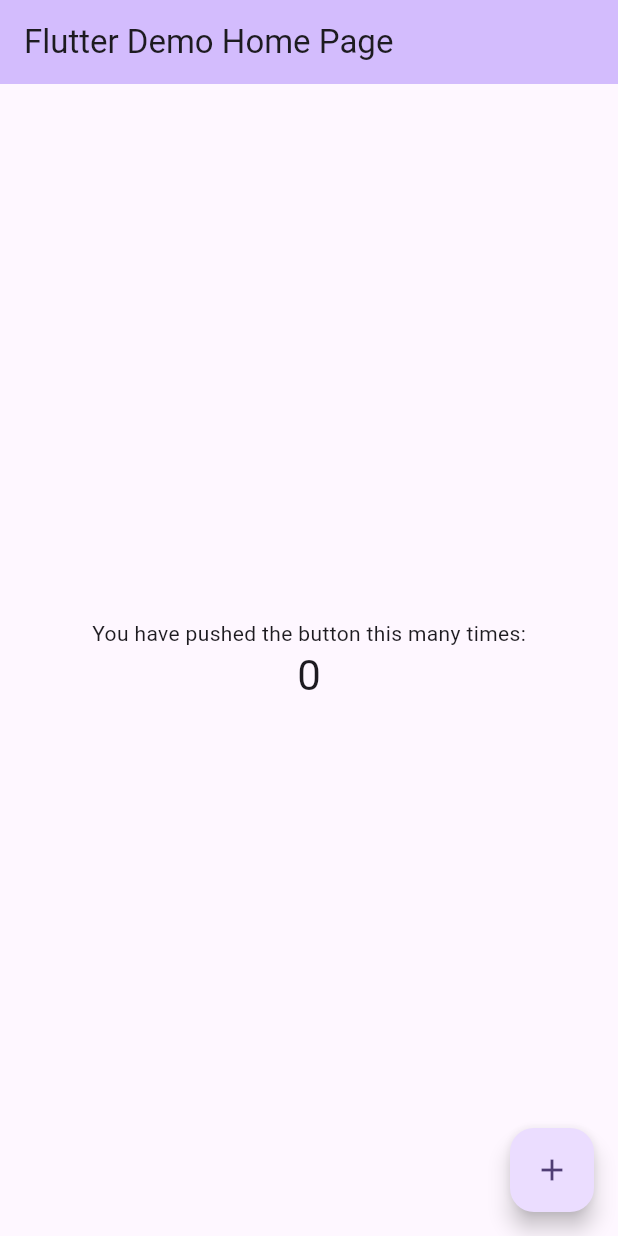
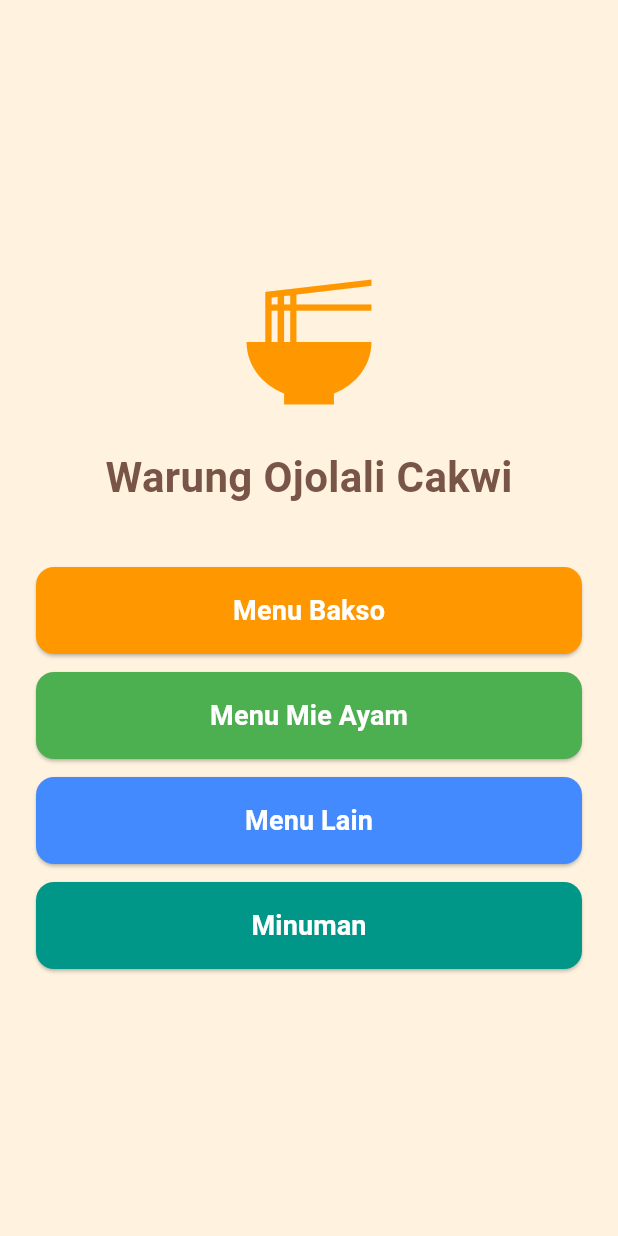
Before and after one commit to mnabilfs/warung_cakwi, a Flutter app: the screen it shows after launch, on a phone screen of 412 x 824 dp. Run offline on Flutter 3.47's test engine with Material 3 defaults, Android fonts, the light colour scheme and no system bars.

Commit message:
add structure project

```diff
--- a/lib/main.dart
+++ b/lib/main.dart
@@ -1,122 +1,23 @@
 import 'package:flutter/material.dart';
+import 'package:gerai_bakso/pages/landing_page.dart';
 
 void main() {
-  runApp(const MyApp());
+  runApp(const BaksoApp());
 }
 
-class MyApp extends StatelessWidget {
-  const MyApp({super.key});
+class BaksoApp extends StatelessWidget {
+  const BaksoApp({super.key});
 
-  // This widget is the root of your application.
   @override
   Widget build(BuildContext context) {
     return MaterialApp(
-      title: 'Flutter Demo',
+      title: 'Warung Ojalali Cakwi',
+      debugShowCheckedModeBanner: false,
       theme: ThemeData(
-        // This is the theme of your application.
-        //
-        // TRY THIS: Try running your application with "flutter run". You'll see
-        // the application has a purple toolbar. Then, without quitting the app,
-        // try changing the seedColor in the colorScheme below to Colors.green
-        // and then invoke "hot reload" (save your changes or press the "hot
-        // reload" button in a Flutter-supported IDE, or press "r" if you used
-        // the command line to start the app).
-        //
-        // Notice that the counter didn't reset back to zero; the application
-        // state is not lost during the reload. To reset the state, use hot
-        // restart instead.
-        //
-        // This works for code too, not just values: Most code changes can be
-        // tested with just a hot reload.
-        colorScheme: ColorScheme.fromSeed(seedColor: Colors.deepPurple),
+        primarySwatch: Colors.deepOrange,
+        useMaterial3: true,
       ),
-      home: const MyHomePage(title: 'Flutter Demo Home Page'),
+       home: const LandingPage(),
     );
   }
 }
-
-class MyHomePage extends StatefulWidget {
-  const MyHomePage({super.key, required this.title});
-
-  // This widget is the home page of your application. It is stateful, meaning
-  // that it has a State object (defined below) that contains fields that affect
-  // how it looks.
-
-  // This class is the configuration for the state. It holds the values (in this
-  // case the title) provided by the parent (in this case the App widget) and
-  // used by the build method of the State. Fields in a Widget subclass are
-  // always marked "final".
-
-  final String title;
-
-  @override
-  State<MyHomePage> createState() => _MyHomePageState();
-}
-
-class _MyHomePageState extends State<MyHomePage> {
-  int _counter = 0;
-
-  void _incrementCounter() {
-    setState(() {
-      // This call to setState tells the Flutter framework that something has
-      // changed in this State, which causes it to rerun the build method below
-      // so that the display can reflect the updated values. If we changed
-      // _counter without calling setState(), then the build method would not be
-      // called again, and so nothing would appear to happen.
-      _counter++;
-    });
-  }
-
-  @override
-  Widget build(BuildContext context) {
-    // This method is rerun every time setState is called, for instance as done
-    // by the _incrementCounter method above.
-    //
-    // The Flutter framework has been optimized to make rerunning build methods
-    // fast, so that you can just rebuild anything that needs updating rather
-    // than having to individually change instances of widgets.
-    return Scaffold(
-      appBar: AppBar(
-        // TRY THIS: Try changing the color here to a specific color (to
-        // Colors.amber, perhaps?) and trigger a hot reload to see the AppBar
-        // change color while the other colors stay the same.
-        backgroundColor: Theme.of(context).colorScheme.inversePrimary,
-        // Here we take the value from the MyHomePage object that was created by
-        // the App.build method, and use it to set our appbar title.
-        title: Text(widget.title),
-      ),
-      body: Center(
-        // Center is a layout widget. It takes a single child and positions it
-        // in the middle of the parent.
-        child: Column(
-          // Column is also a layout widget. It takes a list of children and
-          // arranges them vertically. By default, it sizes itself to fit its
-          // children horizontally, and tries to be as tall as its parent.
-          //
-          // Column has various properties to control how it sizes itself and
-          // how it positions its children. Here we use mainAxisAlignment to
-          // center the children vertically; the main axis here is the vertical
-          // axis because Columns are vertical (the cross axis would be
-          // horizontal).
-          //
-          // TRY THIS: Invoke "debug painting" (choose the "Toggle Debug Paint"
-          // action in the IDE, or press "p" in the console), to see the
-          // wireframe for each widget.
-          mainAxisAlignment: MainAxisAlignment.center,
-          children: <Widget>[
-            const Text('You have pushed the button this many times:'),
-            Text(
-              '$_counter',
-              style: Theme.of(context).textTheme.headlineMedium,
-            ),
-          ],
-        ),
-      ),
-      floatingActionButton: FloatingActionButton(
-        onPressed: _incrementCounter,
-        tooltip: 'Increment',
-        child: const Icon(Icons.add),
-      ), // This trailing comma makes auto-formatting nicer for build methods.
-    );
-  }
-}
--- /dev/null
+++ b/lib/pages/landing_page.dart
@@ -0,0 +1,92 @@
+import 'package:flutter/material.dart';
+import 'bakso_page.dart';
+import 'mie_ayam_page.dart';
+import 'menu_lain_page.dart';
+import 'minuman_page.dart';
+
+class LandingPage extends StatelessWidget {
+  const LandingPage({super.key});
+
+  @override
+  Widget build(BuildContext context) {
+    return Scaffold(
+      backgroundColor: Colors.orange.shade50,
+      body: Center(
+        child: Padding(
+          padding: const EdgeInsets.all(24),
+          child: Column(
+            mainAxisAlignment: MainAxisAlignment.center,
+            children: [
+              const Icon(Icons.ramen_dining, size: 100, color: Colors.orange),
+              const SizedBox(height: 20),
+              const Text(
+                "Warung Ojolali Cakwi",
+                style: TextStyle(
+                  fontSize: 28,
+                  fontWeight: FontWeight.bold,
+                  color: Colors.brown,
+                ),
+              ),
+              const SizedBox(height: 40),
+              _menuButton(
+                context,
+                label: "Menu Bakso",
+                color: Colors.orange,
+                page: const BaksoPage(),
+              ),
+              const SizedBox(height: 12),
+              _menuButton(
+                context,
+                label: "Menu Mie Ayam",
+                color: Colors.green,
+                page: const MieAyamPage(),
+              ),
+              const SizedBox(height: 12),
+              _menuButton(
+                context,
+                label: "Menu Lain",
+                color: Colors.blueAccent,
+                page: const MenuLainPage(),
+              ),
+              const SizedBox(height: 12),
+              _menuButton(
+                context,
+                label: "Minuman",
+                color: Colors.teal,
+                page: const MinumanPage(),
+              ),
+            ],
+          ),
+        ),
+      ),
+    );
+  }
+
+  Widget _menuButton(BuildContext context,
+      {required String label, required Color color, required Widget page}) {
+    return SizedBox(
+      width: double.infinity,
+      child: ElevatedButton(
+        style: ElevatedButton.styleFrom(
+          backgroundColor: color,
+          padding: const EdgeInsets.symmetric(vertical: 16),
+          shape: RoundedRectangleBorder(borderRadius: BorderRadius.circular(12)),
+        ),
+        onPressed: () {
+          Navigator.push(
+            context,
+            MaterialPageRoute(builder: (_) => page),
+          );
+        },
+        child: Text(
+          label,
+          style: const TextStyle(
+            fontSize: 18,
+            fontWeight: FontWeight.bold,
+            color: Colors.white,
+          ),
+        ),
+      ),
+    );
+  }
+}
```
Also changed, not shown: lib/pages/bakso_page.dart (added, +58 -0 lines), lib/pages/detail_page.dart (added, +36 -0 lines), lib/pages/eksperimen_page.dart (added, +99 -0 lines), lib/pages/menu_lain_page.dart (added, +45 -0 lines), lib/pages/mie_ayam_page.dart (added, +44 -0 lines), lib/pages/minuman_page.dart (added, +48 -0 lines), lib/widgets/menu_card.dart (added, +25 -0 lines), 1 other file.
